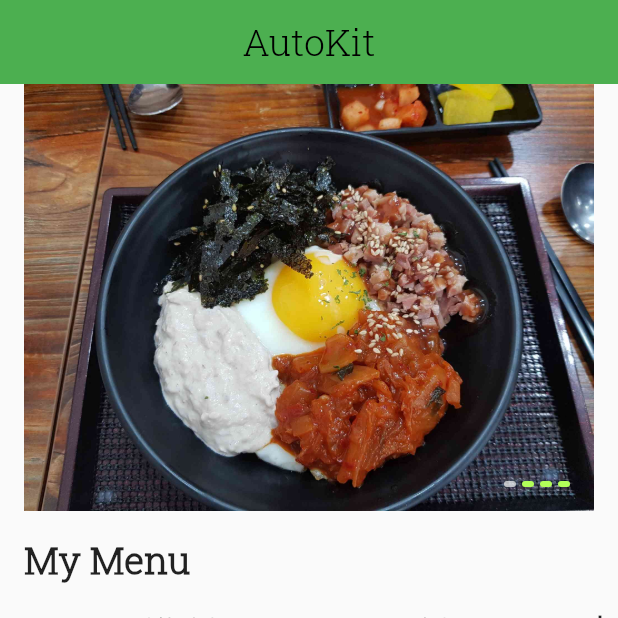
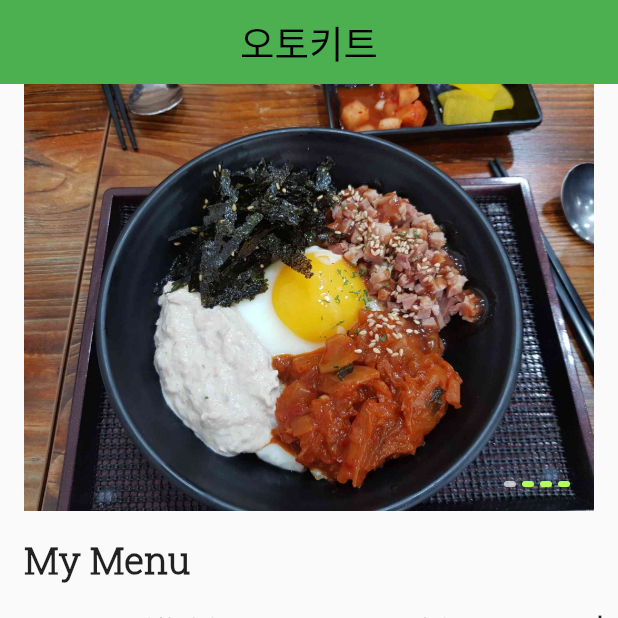
Before and after one commit to CWT1999/food_management_new, a Flutter app: the screen it shows once a user with an empty profile is signed in, on a phone screen of 412 x 824 dp, the top half of it. Run offline on Flutter 3.47's test engine with Material 2 defaults, Android fonts, the phone set to English and light mode, and no system bars; our stand-ins replace firebase_auth, firebase_core; accounts and stored records are empty.

Commit message:
new commit

```diff
--- a/lib/screens/main_home.dart
+++ b/lib/screens/main_home.dart
@@ -30,7 +30,7 @@ class _MainHomeState extends State<MainHome> {
             title: Column(
               children: [
                 Text(
-                  "AutoKit",
+                  "오토키트",
                   style: TextStyle(
                     fontFamily: 'RobotoSlab', fontSize: 25, color: Colors.black
                   ),
```
